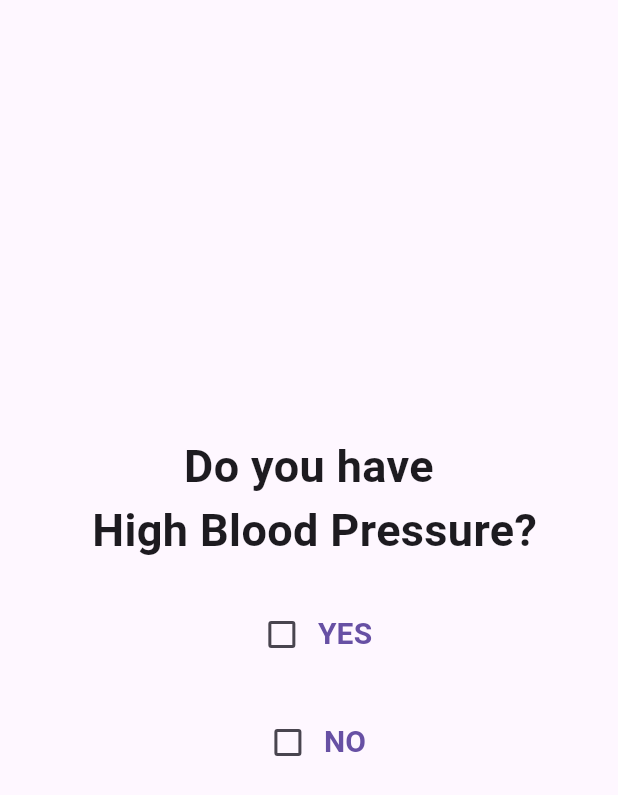
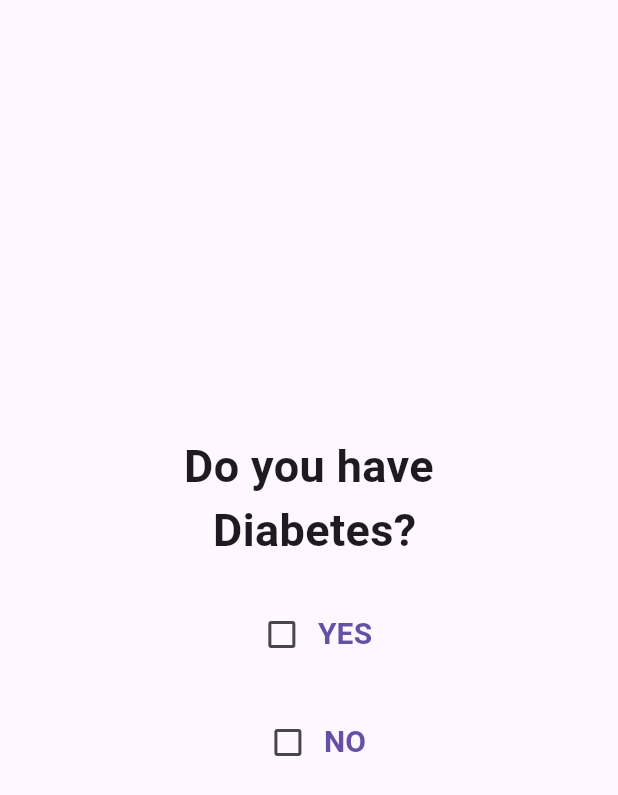
Before and after one commit to aviiciii/RenalCare, a Flutter app: the screen it shows after launch, on a phone screen of 412 x 824 dp. Shown: the top 795 px of the screen. Run offline on Flutter 3.47's test engine with Material 3 defaults, Android fonts, the phone set to English and light mode, and no system bars; our stand-ins replace firebase_auth, firebase_core, sign_in_button; accounts and stored records are empty.

Commit message:
OnboardingUserDetail4 complete

```diff
--- a/renalcare/lib/main.dart
+++ b/renalcare/lib/main.dart
@@ -8,6 +8,7 @@
 import 'firebase_options.dart';
 import 'pages/Onbarding_user_detail2.dart';
 import 'pages/Onboarding_user_detail3.dart';
+import 'pages/Onboarding_user_detail4.dart';
 import 'pages/onboarding_user_details1.dart';
 
 // pages
@@ -32,7 +33,7 @@
       theme: ThemeData(
         primarySwatch: Colors.blue,
       ),
-      home: const OnboardingUserDetail3(),
+      home: const OnboardingUserDetail4(),
     );
   }
 }
--- /dev/null
+++ b/renalcare/lib/pages/Onboarding_user_detail4.dart
@@ -0,0 +1,75 @@
+import 'package:flutter/material.dart';
+
+class OnboardingUserDetail4 extends StatelessWidget {
+  const OnboardingUserDetail4({super.key});
+
+  @override
+  Widget build(BuildContext context) {
+    return Scaffold(
+      body: Center(
+        child: Column(
+          mainAxisAlignment: MainAxisAlignment.center,
+          children: [
+          const Center(
+            child: Text(
+              'Do you have \n Diabetes?',
+              style: TextStyle(
+                fontSize: 30,
+                fontWeight: FontWeight.bold,
+              ),
+              textAlign: TextAlign.center,
+            ),
+          ),
+          const SizedBox(height: 16),
+            TextButton(
+              onPressed: () {
+                // Add your logic here
+              },
+              child: Row(
+                mainAxisAlignment: MainAxisAlignment.center,
+                children: [
+                  Checkbox(
+                    value: false,
+                    onChanged: (value) {
+                      // Add your logic here
+                    },
+                  ),
+                  const Text('YES',
+                  style: TextStyle(
+                    fontSize: 20,
+                    fontWeight: FontWeight.bold,
+                  ),
+                  ),
+                ],
+              ),
+            ),
+            const SizedBox(height: 8),
+            TextButton(
+              onPressed: () {
+                // Add your logic here
+              },
+              child: Row(
+                mainAxisAlignment: MainAxisAlignment.center,
+                children: [
+                  Checkbox(
+                    value: false,
+                    onChanged: (value) {
+                      // Add your logic here
+                    },
+                  ),
+                  const Text('NO',
+                  style: TextStyle(
+                    fontSize: 20,
+                    fontWeight: FontWeight.bold,
+                  ),
+                  ),
+                ],
+              ),
+            ),
+            const SizedBox(height: 8),// Add more checklist items as needed
+          ],
+        ),
+      ),
+    );
+  }
+}
```
